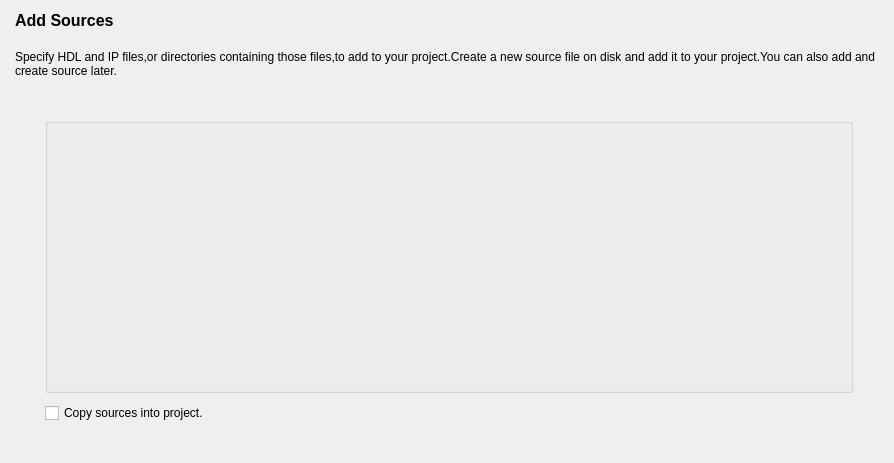
Above: src/NewProject/add_source_form.ui from os-fpga/FOEDAG before the change. Below: the same form after it.
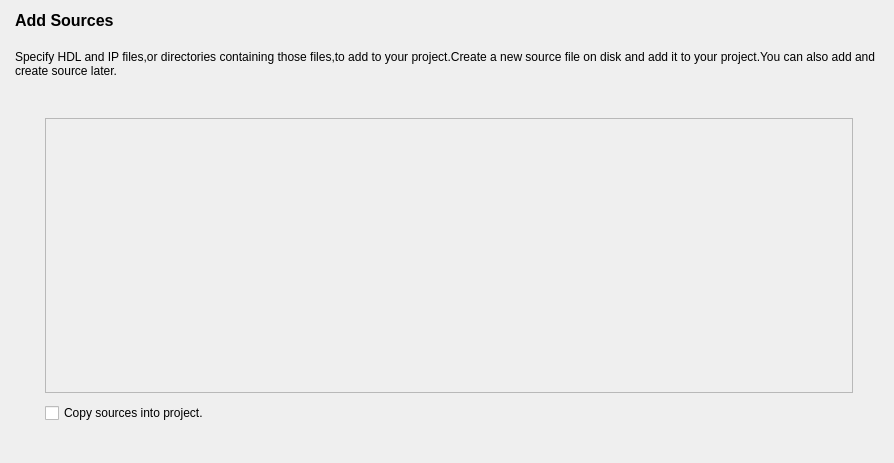
That is the form after the change.

Diff of the .ui file:
```diff
--- a/src/NewProject/add_source_form.ui
+++ b/src/NewProject/add_source_form.ui
@@ -74,12 +74,12 @@
         <number>25</number>
        </property>
        <item>
-        <widget class="QGroupBox" name="m_groupBox">
-         <property name="styleSheet">
-          <string notr="true"/>
+        <widget class="QFrame" name="m_frame">
+         <property name="frameShape">
+          <enum>QFrame::StyledPanel</enum>
          </property>
-         <property name="title">
-          <string/>
+         <property name="frameShadow">
+          <enum>QFrame::Raised</enum>
          </property>
         </widget>
        </item>
```
